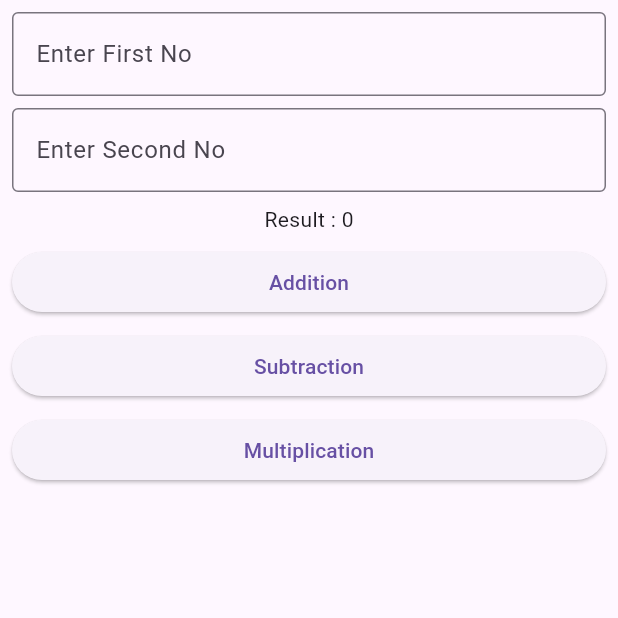
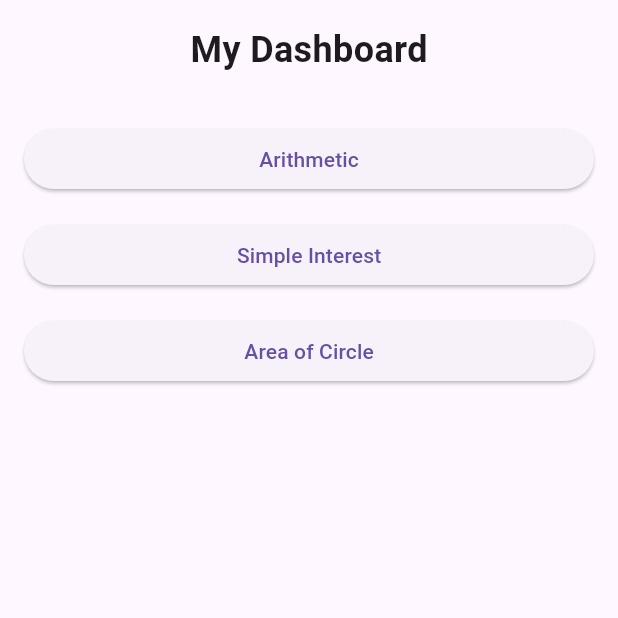
Before and after one commit to ashishmool/flutter-project, a Flutter app: the screen it shows after launch, on a phone screen of 412 x 824 dp, the top half of it. Run offline on Flutter 3.47's test engine with Material 3 defaults, Android fonts, the phone set to English and light mode, and no system bars.

Commit message:
Task 1: Views and Routing
-- Dashboard View
-- Arithmetic View
-- Simple Interest View
-- Area of Circle View

```diff
--- a/first_flutter_project/lib/app.dart
+++ b/first_flutter_project/lib/app.dart
@@ -1,16 +1,24 @@
-// import 'package:first_flutter_project/view/add_no_view.dart';
+import 'package:flutter/material.dart';
+import 'package:first_flutter_project/view/dashboard_view.dart';
 import 'package:first_flutter_project/view/arithmetic_view.dart';
-import 'package:flutter/material.dart';
+import 'package:first_flutter_project/view/area_circle_view.dart';
+import 'package:first_flutter_project/view/simple_interest_view.dart';
 
-//Stateless
 class App extends StatelessWidget {
   const App({super.key});
 
   @override
   Widget build(BuildContext context) {
-    return const MaterialApp(
+    return MaterialApp(
       debugShowCheckedModeBanner: false,
-      home: ArithmeticView(),
+      initialRoute: '/', // Initial Route
+      routes: {
+        '/': (context) => const DashboardScreen(), // Dashboard View
+        '/arithmetic': (context) => const ArithmeticView(), // Arithmetic View
+        '/simple_interest': (context) =>
+            const SimpleInterestView(), // Simple Interest View
+        '/area_circle': (context) => const AreaCircleView(), // Area Circle View
+      },
     );
   }
 }
--- a/first_flutter_project/lib/view/arithmetic_view.dart
+++ b/first_flutter_project/lib/view/arithmetic_view.dart
@@ -8,48 +8,61 @@ class ArithmeticView extends StatefulWidget {
 }
 
 class _ArithmeticViewState extends State<ArithmeticView> {
-  int first = 0;
-  int second = 0;
-  int result = 0;
+  int first = 0; // First number input
+  int second = 0; // Second number input
+  int result = 0; // Result of the operation
 
   @override
   Widget build(BuildContext context) {
     return Scaffold(
+      appBar: AppBar(
+        title: const Text('Arithmetic Operations'),
+        centerTitle: true,
+      ),
       body: SafeArea(
         child: Padding(
-        padding: const EdgeInsets.all(8),
+          padding: const EdgeInsets.all(16.0),
           child: Column(
             children: [
+              // First Number Input
               TextField(
                 onChanged: (value) {
-                first = int.parse(value);
+                  setState(() {
+                    first = int.tryParse(value) ?? 0;
+                  });
                 },
                 keyboardType: TextInputType.number,
                 decoration: const InputDecoration(
                   border: OutlineInputBorder(),
-                hintText: 'Enter First No',
+                  labelText: 'Enter First Number',
                 ),
               ),
-            const SizedBox(
-              height: 8,
-            ),
+              const SizedBox(height: 16),
+
+              // Second Number Input
               TextField(
                 onChanged: (value) {
-                second = int.parse(value);
+                  setState(() {
+                    second = int.tryParse(value) ?? 0;
+                  });
                 },
                 keyboardType: TextInputType.number,
                 decoration: const InputDecoration(
                   border: OutlineInputBorder(),
-                labelText: 'Enter Second No',
+                  labelText: 'Enter Second Number',
                 ),
               ),
-            const SizedBox(
-              height: 8,
+              const SizedBox(height: 16),
+
+              // Result Display
+              Text(
+                'Result: $result',
+                style:
+                    const TextStyle(fontSize: 18, fontWeight: FontWeight.bold),
               ),
-            Text('Result : $result'),
-            const SizedBox(
-              height: 8,
-            ),
+              const SizedBox(height: 24),
+
+              // Addition Button
               SizedBox(
                 width: double.infinity,
                 child: ElevatedButton(
@@ -61,23 +74,23 @@ class _ArithmeticViewState extends State<ArithmeticView> {
                   child: const Text('Addition'),
                 ),
               ),
-            const SizedBox(
-              height: 8,
-            ),
+              const SizedBox(height: 16),
+
+              // Subtraction Button
               SizedBox(
                 width: double.infinity,
                 child: ElevatedButton(
                   onPressed: () {
                     setState(() {
-                    result = second - first;
+                      result = first - second;
                     });
                   },
                   child: const Text('Subtraction'),
                 ),
               ),
-            const SizedBox(
-              height: 8,
-            ),
+              const SizedBox(height: 16),
+
+              // Multiplication Button
               SizedBox(
                 width: double.infinity,
                 child: ElevatedButton(
@@ -91,7 +104,8 @@ class _ArithmeticViewState extends State<ArithmeticView> {
               ),
             ],
           ),
-      )),
+        ),
+      ),
     );
   }
 }
--- /dev/null
+++ b/first_flutter_project/lib/view/dashboard_view.dart
@@ -0,0 +1,58 @@
+import 'package:flutter/material.dart';
+
+class DashboardScreen extends StatelessWidget {
+  const DashboardScreen({super.key});
+
+  @override
+  Widget build(BuildContext context) {
+    return Scaffold(
+      body: SafeArea(
+        child: Padding(
+          padding: const EdgeInsets.all(16.0),
+          child: Column(
+            crossAxisAlignment: CrossAxisAlignment.center,
+            children: [
+              const Text(
+                'My Dashboard',
+                style: TextStyle(
+                  fontSize: 24,
+                  fontWeight: FontWeight.bold,
+                ),
+              ),
+              const SizedBox(height: 32),
+              SizedBox(
+                width: double.infinity,
+                child: ElevatedButton(
+                  onPressed: () {
+                    Navigator.pushNamed(context, '/arithmetic');
+                  },
+                  child: const Text('Arithmetic'),
+                ),
+              ),
+              const SizedBox(height: 16),
+              SizedBox(
+                width: double.infinity,
+                child: ElevatedButton(
+                  onPressed: () {
+                    Navigator.pushNamed(context, '/simple_interest');
+                  },
+                  child: const Text('Simple Interest'),
+                ),
+              ),
+              const SizedBox(height: 16),
+              SizedBox(
+                width: double.infinity,
+                child: ElevatedButton(
+                  onPressed: () {
+                    Navigator.pushNamed(context, '/area_circle');
+                  },
+                  child: const Text('Area of Circle'),
+                ),
+              ),
+            ],
+          ),
+        ),
+      ),
+    );
+  }
+}
```
Also changed, not shown: first_flutter_project/lib/view/add_no_view.dart (deleted, +0 -17 lines), first_flutter_project/lib/view/area_circle_view.dart (added, +70 -0 lines), first_flutter_project/lib/view/simple_interest_view.dart (added, +102 -0 lines). Lines whose indentation alone changed are shown as unchanged.
